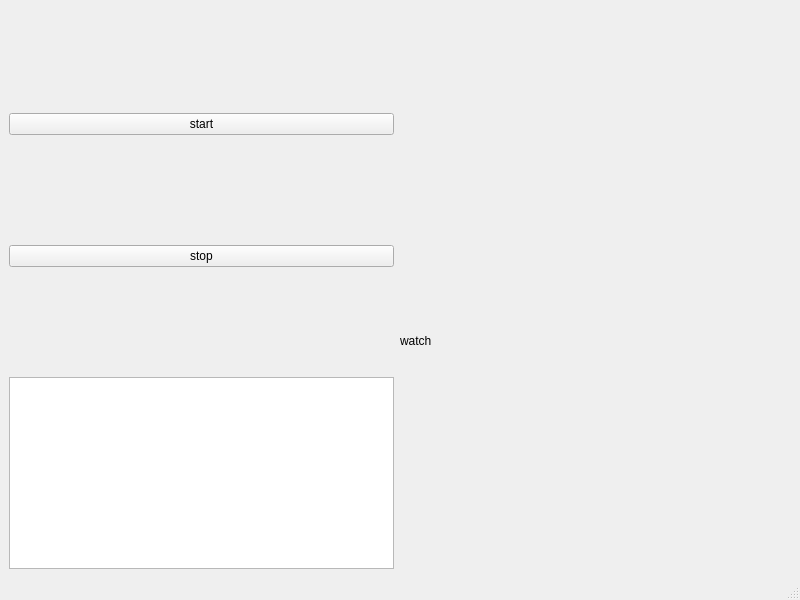
Old version of the form UI.ui in the repository boyswu/opencv_python_dlib-.
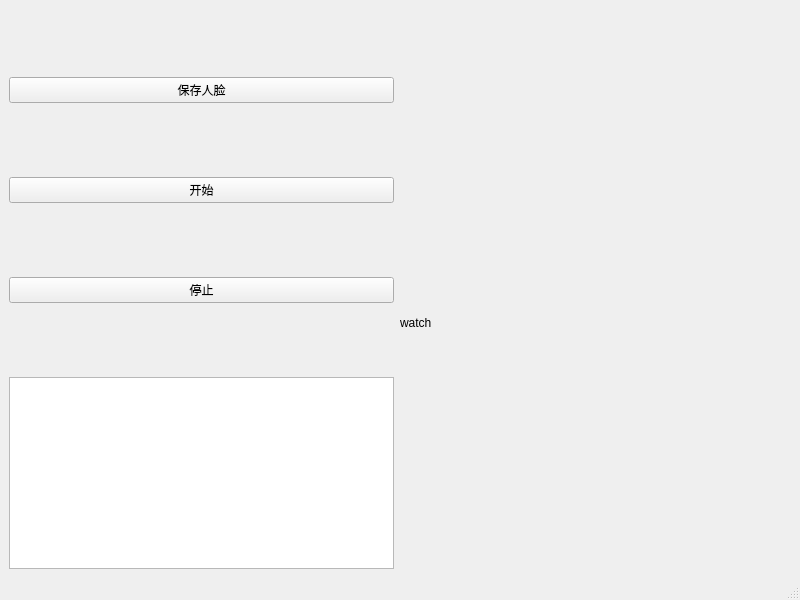
New version of the form.

Diff of the .ui file:
```diff
--- a/UI.ui
+++ b/UI.ui
@@ -17,27 +17,7 @@
    <layout class="QGridLayout" name="gridLayout_3">
     <item row="0" column="0">
      <layout class="QGridLayout" name="gridLayout_2">
-      <item row="1" column="0">
-       <widget class="QPushButton" name="start">
-        <property name="text">
-         <string>start</string>
-        </property>
-       </widget>
-      </item>
-      <item row="2" column="0">
-       <spacer name="verticalSpacer_2">
-        <property name="orientation">
-         <enum>Qt::Vertical</enum>
-        </property>
-        <property name="sizeHint" stdset="0">
-         <size>
-          <width>20</width>
-          <height>40</height>
-         </size>
-        </property>
-       </spacer>
-      </item>
-      <item row="5" column="0">
+      <item row="7" column="0">
        <widget class="QTextEdit" name="txt">
         <property name="html">
          <string>&lt;!DOCTYPE HTML PUBLIC &quot;-//W3C//DTD HTML 4.0//EN&quot; &quot;http://www.w3.org/TR/REC-html40/strict.dtd&quot;&gt;
@@ -48,14 +28,27 @@
         </property>
        </widget>
       </item>
-      <item row="1" column="1" rowspan="5" colspan="2">
-       <widget class="QLabel" name="watch">
+      <item row="3" column="0">
+       <widget class="QPushButton" name="start">
         <property name="text">
-         <string>watch</string>
+         <string>开始</string>
         </property>
        </widget>
       </item>
-      <item row="4" column="0">
+      <item row="2" column="0">
+       <spacer name="verticalSpacer_3">
+        <property name="orientation">
+         <enum>Qt::Vertical</enum>
+        </property>
+        <property name="sizeHint" stdset="0">
+         <size>
+          <width>20</width>
+          <height>40</height>
+         </size>
+        </property>
+       </spacer>
+      </item>
+      <item row="6" column="0">
        <spacer name="verticalSpacer">
         <property name="orientation">
          <enum>Qt::Vertical</enum>
@@ -68,8 +61,28 @@
         </property>
        </spacer>
       </item>
+      <item row="5" column="0">
+       <widget class="QPushButton" name="stop">
+        <property name="text">
+         <string>停止</string>
+        </property>
+       </widget>
+      </item>
+      <item row="4" column="0">
+       <spacer name="verticalSpacer_2">
+        <property name="orientation">
+         <enum>Qt::Vertical</enum>
+        </property>
+        <property name="sizeHint" stdset="0">
+         <size>
+          <width>20</width>
+          <height>40</height>
+         </size>
+        </property>
+       </spacer>
+      </item>
       <item row="0" column="0">
-       <spacer name="verticalSpacer_3">
+       <spacer name="verticalSpacer_4">
         <property name="orientation">
          <enum>Qt::Vertical</enum>
         </property>
@@ -81,7 +94,14 @@
         </property>
        </spacer>
       </item>
-      <item row="0" column="1">
+      <item row="1" column="0">
+       <widget class="QPushButton" name="save_img">
+        <property name="text">
+         <string>保存人脸</string>
+        </property>
+       </widget>
+      </item>
+      <item row="0" column="2">
        <spacer name="horizontalSpacer">
         <property name="orientation">
          <enum>Qt::Horizontal</enum>
@@ -94,10 +114,10 @@
         </property>
        </spacer>
       </item>
-      <item row="3" column="0">
-       <widget class="QPushButton" name="stop">
+      <item row="1" column="1" rowspan="7" colspan="2">
+       <widget class="QLabel" name="watch">
         <property name="text">
-         <string>stop</string>
+         <string>watch</string>
         </property>
        </widget>
       </item>
```
